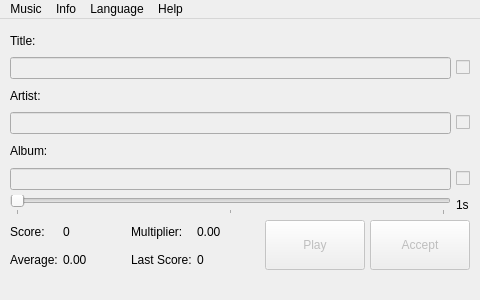
Qt form res/musec.ui (Mystler/Musec) before a commit.
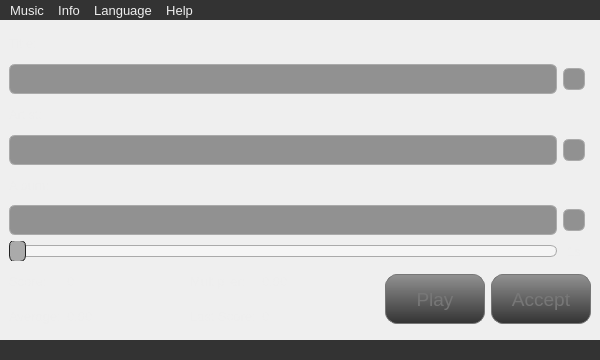
The same form after that commit. Icons and pictures are not drawn.

Commit message: Apply some cool styling to the interface

What changed in the file:
```diff
--- a/res/musec.ui
+++ b/res/musec.ui
@@ -6,8 +6,8 @@
    <rect>
     <x>0</x>
     <y>0</y>
-    <width>480</width>
-    <height>300</height>
+    <width>600</width>
+    <height>360</height>
    </rect>
   </property>
   <property name="sizePolicy">
@@ -24,8 +24,8 @@
   </property>
   <property name="maximumSize">
    <size>
-    <width>480</width>
-    <height>300</height>
+    <width>600</width>
+    <height>360</height>
    </size>
   </property>
   <property name="contextMenuPolicy">
@@ -38,50 +38,106 @@
    <iconset resource="musec.qrc">
     <normaloff>:/icon/musec.ico</normaloff>:/icon/musec.ico</iconset>
   </property>
+  <property name="styleSheet">
+   <string notr="true">* {
+font-size: 10pt;
+outline: none;
+}
+
+#mainwidget { border-image: url(:/backgrounds/bg.png); }
+QDialog { background-color: #444444; }
+
+QMenuBar, QStatusBar {
+background-color: #333333;
+color: #EEEEEE;
+}
+QMenuBar::item { background-color: transparent; }
+QMenuBar::item:selected { background-color:#222222; }
+
+QMenu {
+color: #EEEEEE;
+background-color: #222222;
+}
+QMenu::item { padding: 4px; }
+QMenu::item::selected { background-color:#333333; }
+
+QLabel { color: #EEEEEE; }
+
+QLineEdit {
+color: #EEEEEE;
+border: 1px solid #AAAAAA;
+background-color: rgba(0, 0, 0, 100);
+selection-background-color: #777777;
+border-radius: 6px;
+height: 20px;
+padding: 4px;
+}
+QLineEdit:disabled { color: #AAAAAA; }
+QLineEdit:enabled:hover,
+QLineEdit:enabled:focus {
+border-color: #EEEEEE;
+}
+
+QCheckBox::indicator {
+border: 1px solid #AAAAAA;
+background-color: rgba(0, 0, 0, 100);
+border-radius: 6px;
+height: 20px;
+width: 20px;
+}
+QCheckBox::indicator::checked { image: url(:/images/check.png); }
+
+QSlider::groove:horizontal {
+border: 1px solid #AAAAAA;
+border-radius: 6px;
+background-color: rgba(255, 255, 255, 100);
+height: 10px;
+}
+QSlider::handle:horizontal {
+border: 1px solid #222222;
+border-radius: 6px;
+background-color: #AAAAAA;
+width: 15px;
+margin: -6px -1px;
+}
+QSlider::handle:horizontal:hover {
+border-color: #444444;
+background-color: #CCCCCC;
+}
+QSlider::sub-page:horizontal {
+border-radius: 6px;
+background-color: rgba(255, 255, 255, 100);
+}
+
+QPushButton {
+font-size: 14pt;
+color: #EEEEEE;
+border: 1px solid #AAAAAA;
+border-radius: 12px;
+background-color: qlineargradient(spread:pad, x1:0, y1:0, x2:0, y2:1, stop:0  rgba(0, 0, 0, 100), stop:1 rgba(0, 0, 0, 200));
+}
+QDialog QPushButton {
+width: 100px;
+height: 30px;
+}
+QPushButton:disabled {
+border-color: #777777;
+color: #777777
+}
+QPushButton:enabled:hover {
+border-color: #EEEEEE;
+background-color: qlineargradient(spread:pad, x1:0, y1:0, x2:0, y2:1, stop:0  rgba(255, 255, 255, 100), stop:1 rgba(255, 255, 255, 50));
+}
+QPushButton:enabled:pressed {
+border-color: #EEEEEE;
+background-color: qlineargradient(spread:pad, x1:0, y1:0, x2:0, y2:1, stop:0  rgba(255, 255, 255, 50), stop:1 rgba(255, 255, 255, 25));
+}</string>
+  </property>
   <widget class="QWidget" name="mainwidget">
+   <property name="styleSheet">
+    <string notr="true"/>
+   </property>
    <layout class="QGridLayout" name="layout">
-    <property name="leftMargin">
-     <number>10</number>
-    </property>
-    <property name="topMargin">
-     <number>10</number>
-    </property>
-    <property name="rightMargin">
-     <number>10</number>
-    </property>
-    <property name="bottomMargin">
-     <number>10</number>
-    </property>
-    <property name="spacing">
-     <number>5</number>
-    </property>
-    <item row="7" column="0">
-     <widget class="QLabel" name="lblScore">
-      <property name="sizePolicy">
-       <sizepolicy hsizetype="Fixed" vsizetype="Preferred">
-        <horstretch>0</horstretch>
-        <verstretch>0</verstretch>
-       </sizepolicy>
-      </property>
-      <property name="text">
-       <string>Score:</string>
-      </property>
-     </widget>
-    </item>
-    <item row="4" column="0" colspan="6">
-     <widget class="QLabel" name="lblAlbum">
-      <property name="text">
-       <string>Album:</string>
-      </property>
-     </widget>
-    </item>
-    <item row="2" column="0" colspan="6">
-     <widget class="QLabel" name="lblArtist">
-      <property name="text">
-       <string>Artist:</string>
-      </property>
-     </widget>
-    </item>
     <item row="7" column="2">
      <widget class="QLabel" name="lblMultiplier">
       <property name="sizePolicy">
@@ -95,6 +151,41 @@
       </property>
      </widget>
     </item>
+    <item row="7" column="3">
+     <widget class="QLabel" name="lblMultiplierVal">
+      <property name="sizePolicy">
+       <sizepolicy hsizetype="Expanding" vsizetype="Preferred">
+        <horstretch>0</horstretch>
+        <verstretch>0</verstretch>
+       </sizepolicy>
+      </property>
+      <property name="text">
+       <string notr="true">0.00</string>
+      </property>
+     </widget>
+    </item>
+    <item row="7" column="6" rowspan="2" colspan="2">
+     <widget class="QPushButton" name="btnNext">
+      <property name="enabled">
+       <bool>false</bool>
+      </property>
+      <property name="sizePolicy">
+       <sizepolicy hsizetype="Fixed" vsizetype="Fixed">
+        <horstretch>0</horstretch>
+        <verstretch>0</verstretch>
+       </sizepolicy>
+      </property>
+      <property name="minimumSize">
+       <size>
+        <width>100</width>
+        <height>50</height>
+       </size>
+      </property>
+      <property name="text">
+       <string>Accept</string>
+      </property>
+     </widget>
+    </item>
     <item row="8" column="0">
      <widget class="QLabel" name="lblAverage">
       <property name="sizePolicy">
@@ -108,7 +199,46 @@
       </property>
      </widget>
     </item>
-    <item row="1" column="6">
+    <item row="8" column="1">
+     <widget class="QLabel" name="lblAverageVal">
+      <property name="sizePolicy">
+       <sizepolicy hsizetype="Expanding" vsizetype="Preferred">
+        <horstretch>0</horstretch>
+        <verstretch>0</verstretch>
+       </sizepolicy>
+      </property>
+      <property name="text">
+       <string notr="true">0.00</string>
+      </property>
+     </widget>
+    </item>
+    <item row="8" column="2">
+     <widget class="QLabel" name="lblLast">
+      <property name="sizePolicy">
+       <sizepolicy hsizetype="Fixed" vsizetype="Preferred">
+        <horstretch>0</horstretch>
+        <verstretch>0</verstretch>
+       </sizepolicy>
+      </property>
+      <property name="text">
+       <string>Last Score:</string>
+      </property>
+     </widget>
+    </item>
+    <item row="8" column="3">
+     <widget class="QLabel" name="lblLastVal">
+      <property name="sizePolicy">
+       <sizepolicy hsizetype="Expanding" vsizetype="Preferred">
+        <horstretch>0</horstretch>
+        <verstretch>0</verstretch>
+       </sizepolicy>
+      </property>
+      <property name="text">
+       <string notr="true">0</string>
+      </property>
+     </widget>
+    </item>
+    <item row="1" column="7">
      <widget class="QCheckBox" name="chkTitle">
       <property name="enabled">
        <bool>false</bool>
@@ -127,28 +257,14 @@
       </property>
      </widget>
     </item>
-    <item row="0" column="0" colspan="6">
-     <widget class="QLabel" name="lblTitle">
-      <property name="text">
-       <string>Title:</string>
-      </property>
-     </widget>
-    </item>
-    <item row="1" column="0" colspan="6">
-     <widget class="QLineEdit" name="edTitle">
+    <item row="5" column="0" colspan="7">
+     <widget class="QLineEdit" name="edAlbum">
       <property name="enabled">
        <bool>false</bool>
       </property>
      </widget>
     </item>
-    <item row="3" column="0" colspan="6">
-     <widget class="QLineEdit" name="edArtist">
-      <property name="enabled">
-       <bool>false</bool>
-      </property>
-     </widget>
-    </item>
-    <item row="6" column="0" colspan="6">
+    <item row="6" column="0" colspan="7">
      <widget class="QSlider" name="slDifficulty">
       <property name="minimum">
        <number>0</number>
@@ -170,7 +286,40 @@
       </property>
      </widget>
     </item>
-    <item row="5" column="6">
+    <item row="2" column="0" colspan="7">
+     <widget class="QLabel" name="lblArtist">
+      <property name="text">
+       <string>Artist:</string>
+      </property>
+     </widget>
+    </item>
+    <item row="0" column="0" colspan="7">
+     <widget class="QLabel" name="lblTitle">
+      <property name="text">
+       <string>Title:</string>
+      </property>
+     </widget>
+    </item>
+    <item row="3" column="7">
+     <widget class="QCheckBox" name="chkArtist">
+      <property name="enabled">
+       <bool>false</bool>
+      </property>
+      <property name="sizePolicy">
+       <sizepolicy hsizetype="Fixed" vsizetype="Fixed">
+        <horstretch>0</horstretch>
+        <verstretch>0</verstretch>
+       </sizepolicy>
+      </property>
+      <property name="text">
+       <string/>
+      </property>
+      <property name="checkable">
+       <bool>true</bool>
+      </property>
+     </widget>
+    </item>
+    <item row="5" column="7">
      <widget class="QCheckBox" name="chkAlbum">
       <property name="enabled">
        <bool>false</bool>
@@ -189,10 +338,24 @@
       </property>
      </widget>
     </item>
-    <item row="6" column="6">
+    <item row="1" column="0" colspan="7">
+     <widget class="QLineEdit" name="edTitle">
+      <property name="enabled">
+       <bool>false</bool>
+      </property>
+     </widget>
+    </item>
+    <item row="3" column="0" colspan="7">
+     <widget class="QLineEdit" name="edArtist">
+      <property name="enabled">
+       <bool>false</bool>
+      </property>
+     </widget>
+    </item>
+    <item row="6" column="7">
      <widget class="QLabel" name="lblDifficulty">
       <property name="sizePolicy">
-       <sizepolicy hsizetype="Fixed" vsizetype="Preferred">
+       <sizepolicy hsizetype="Preferred" vsizetype="Preferred">
         <horstretch>0</horstretch>
         <verstretch>0</verstretch>
        </sizepolicy>
@@ -200,17 +363,13 @@
       <property name="text">
        <string notr="true">1s</string>
       </property>
-     </widget>
-    </item>
-    <item row="5" column="0" colspan="6">
-     <widget class="QLineEdit" name="edAlbum">
-      <property name="enabled">
-       <bool>false</bool>
+      <property name="indent">
+       <number>4</number>
       </property>
      </widget>
     </item>
-    <item row="8" column="2">
-     <widget class="QLabel" name="lblLast">
+    <item row="7" column="0">
+     <widget class="QLabel" name="lblScore">
       <property name="sizePolicy">
        <sizepolicy hsizetype="Fixed" vsizetype="Preferred">
         <horstretch>0</horstretch>
@@ -218,81 +377,25 @@
        </sizepolicy>
       </property>
       <property name="text">
-       <string>Last Score:</string>
-      </property>
-     </widget>
-    </item>
-    <item row="3" column="6">
-     <widget class="QCheckBox" name="chkArtist">
-      <property name="enabled">
-       <bool>false</bool>
-      </property>
-      <property name="sizePolicy">
-       <sizepolicy hsizetype="Fixed" vsizetype="Fixed">
-        <horstretch>0</horstretch>
-        <verstretch>0</verstretch>
-       </sizepolicy>
-      </property>
-      <property name="text">
-       <string/>
-      </property>
-      <property name="checkable">
-       <bool>true</bool>
-      </property>
-     </widget>
-    </item>
-    <item row="7" column="4" rowspan="2">
-     <widget class="QPushButton" name="btnPlay">
-      <property name="enabled">
-       <bool>false</bool>
-      </property>
-      <property name="sizePolicy">
-       <sizepolicy hsizetype="Fixed" vsizetype="Fixed">
-        <horstretch>0</horstretch>
-        <verstretch>0</verstretch>
-       </sizepolicy>
-      </property>
-      <property name="minimumSize">
-       <size>
-        <width>100</width>
-        <height>50</height>
-       </size>
-      </property>
-      <property name="text">
-       <string>Play</string>
-      </property>
-     </widget>
-    </item>
-    <item row="7" column="3">
-     <widget class="QLabel" name="lblMultiplierVal">
-      <property name="text">
-       <string notr="true">0.00</string>
-      </property>
-     </widget>
-    </item>
-    <item row="8" column="1">
-     <widget class="QLabel" name="lblAverageVal">
-      <property name="text">
-       <string notr="true">0.00</string>
-      </property>
-     </widget>
-    </item>
-    <item row="8" column="3">
-     <widget class="QLabel" name="lblLastVal">
-      <property name="text">
-       <string notr="true">0</string>
+       <string>Score:</string>
       </property>
      </widget>
     </item>
     <item row="7" column="1">
      <widget class="QLabel" name="lblScoreVal">
+      <property name="sizePolicy">
+       <sizepolicy hsizetype="Expanding" vsizetype="Preferred">
+        <horstretch>0</horstretch>
+        <verstretch>0</verstretch>
+       </sizepolicy>
+      </property>
       <property name="text">
        <string notr="true">0</string>
       </property>
      </widget>
     </item>
-    <item row="7" column="5" rowspan="2" colspan="2">
-     <widget class="QPushButton" name="btnNext">
+    <item row="7" column="4" rowspan="2" colspan="2">
+     <widget class="QPushButton" name="btnPlay">
       <property name="enabled">
        <bool>false</bool>
       </property>
@@ -309,7 +412,14 @@
        </size>
       </property>
       <property name="text">
-       <string>Accept</string>
+       <string>Play</string>
+      </property>
+     </widget>
+    </item>
+    <item row="4" column="0" colspan="7">
+     <widget class="QLabel" name="lblAlbum">
+      <property name="text">
+       <string>Album:</string>
       </property>
      </widget>
     </item>
```
Left out of the diff: 26 changed lines with no effect on the pictures. The commit also changes 4 other files.
